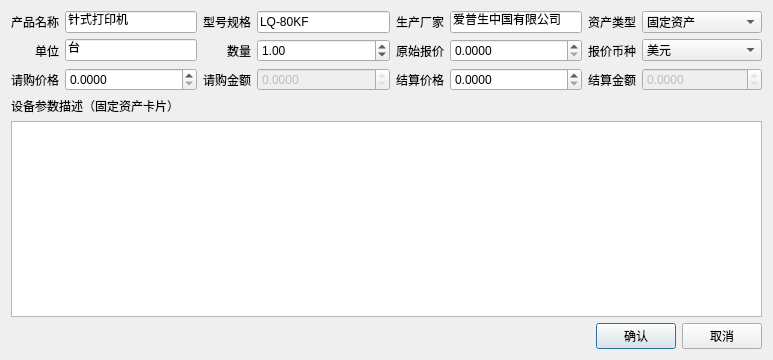
Qt form views/editor_template.ui (earlideal/jiandan) before a commit.
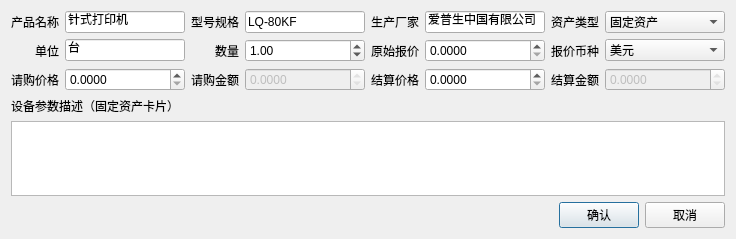
The same form after that commit.

```diff
--- a/views/editor_template.ui
+++ b/views/editor_template.ui
@@ -6,8 +6,8 @@
    <rect>
     <x>0</x>
     <y>0</y>
-    <width>773</width>
-    <height>360</height>
+    <width>734</width>
+    <height>239</height>
    </rect>
   </property>
   <property name="windowTitle">
```
